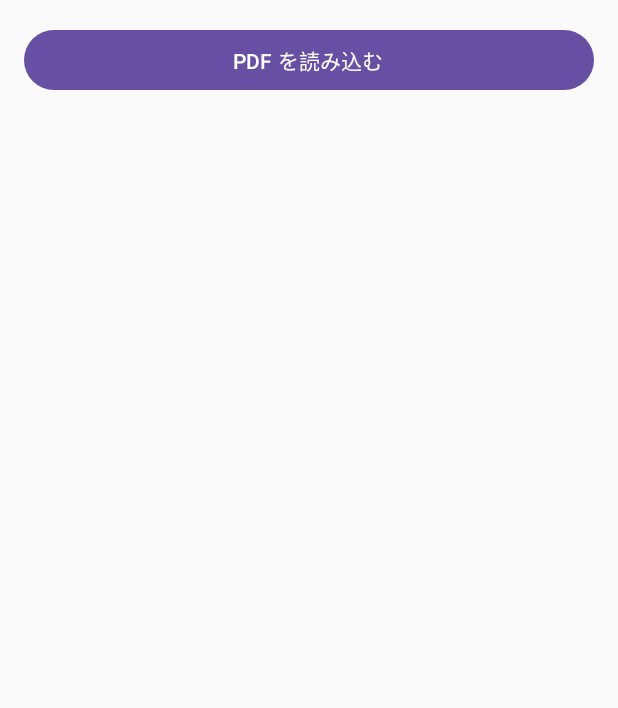
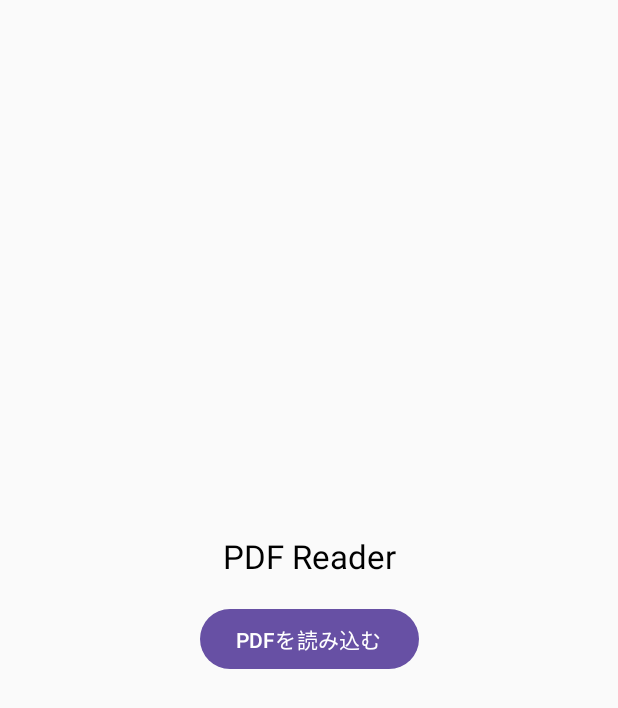
Before and after one commit to n-kazuyoshi268/code_lab, an Android app built with Jetpack Compose: the PDFReaderScreen screen opened through its navigation route, on a phone screen of 412 x 824 dp. Shown: the top 708 px of the screen. Run offline under Robolectric (Android 15) with nearby library versions, the phone set to English and light mode, and no system bars; libraries missing offline, so code that uses them is left out: org.apache.pdfbox.

Commit message:
現時点を格納

```diff
--- a/ipa-master/android-app/app/src/main/AndroidManifest.xml
+++ b/ipa-master/android-app/app/src/main/AndroidManifest.xml
@@ -1,6 +1,7 @@
 <?xml version="1.0" encoding="utf-8"?>
 <manifest xmlns:android="http://schemas.android.com/apk/res/android"
     xmlns:tools="http://schemas.android.com/tools">
+    <uses-permission android:name="android.permission.READ_EXTERNAL_STORAGE" />
 
     <application
         android:allowBackup="true"
--- a/ipa-master/android-app/app/src/main/java/com/example/android_app/navigation/AppNavigation.kt
+++ b/ipa-master/android-app/app/src/main/java/com/example/android_app/navigation/AppNavigation.kt
@@ -22,6 +22,6 @@ fun AppNavigation(navController: NavHostController, context: Context) {
             val questionId = backStackEntry.arguments?.getInt("questionId") ?: 0
             QuestionDetailScreen(questionId = questionId)
         }
-        composable("pdf_reader") { PDFReaderScreen(context) }
+        composable("pdf_reader") { PDFReaderScreen() }
     }
 }
--- a/ipa-master/android-app/app/src/main/java/com/example/android_app/ui/screens/PDFReaderScreen.kt
+++ b/ipa-master/android-app/app/src/main/java/com/example/android_app/ui/screens/PDFReaderScreen.kt
@@ -1,38 +1,74 @@
 package com.example.android_app.ui.screens
 
 import android.content.Context
+import android.net.Uri
 import android.util.Log
+import androidx.activity.compose.rememberLauncherForActivityResult
+import androidx.activity.result.contract.ActivityResultContracts
 import androidx.compose.foundation.layout.*
 import androidx.compose.material3.*
 import androidx.compose.runtime.*
+import androidx.compose.ui.Alignment
 import androidx.compose.ui.Modifier
+import androidx.compose.ui.platform.LocalContext
 import androidx.compose.ui.unit.dp
-import com.example.android_app.data.PDFParser
+import org.apache.pdfbox.pdmodel.PDDocument
+import org.apache.pdfbox.text.PDFTextStripper
+import java.io.InputStream
 
 @Composable
-fun PDFReaderScreen(context: Context) {
-    var pdfText by remember { mutableStateOf("") }
+fun PDFReaderScreen() {
+    var pdfContent by remember { mutableStateOf("") }
 
-    // PDF を読み込むボタン
+    // ファイルピッカーのランチャーをセットアップ
+    val context = LocalContext.current
+    val pdfPickerLauncher = rememberLauncherForActivityResult(
+        contract = ActivityResultContracts.OpenDocument()
+    ) { uri: Uri? ->
+        uri?.let {
+            pdfContent = readPdf(context, it) ?: "PDFを読み込めませんでした"
+        }
+    }
+
     Column(
         modifier = Modifier
             .fillMaxSize()
-            .padding(16.dp)
+            .padding(16.dp),
+        horizontalAlignment = Alignment.CenterHorizontally,
+        verticalArrangement = Arrangement.Center
     ) {
-        Button(
-            onClick = {
-                val text = PDFParser.parsePDF(context, "sample_question.pdf")
-                pdfText = text ?: "PDF の読み込みに失敗しました"
-                Log.d("PDFReader", pdfText)
-            },
-            modifier = Modifier.fillMaxWidth()
-        ) {
-            Text("PDF を読み込む")
+        Text(
+            text = "PDF Reader",
+            style = MaterialTheme.typography.titleLarge,
+            modifier = Modifier.padding(bottom = 16.dp)
+        )
+
+        Button(onClick = { pdfPickerLauncher.launch(arrayOf("application/pdf")) }) {
+            Text("PDFを読み込む")
         }
 
         Spacer(modifier = Modifier.height(16.dp))
 
-        // 読み込んだテキストを表示
-        Text(text = pdfText, modifier = Modifier.fillMaxWidth())
+        if (pdfContent.isNotEmpty()) {
+            Text(
+                text = pdfContent,
+                style = MaterialTheme.typography.bodyMedium,
+                modifier = Modifier.padding(top = 16.dp)
+            )
+        }
     }
 }
+
+fun readPdf(context: Context, uri: Uri): String? {
+    return try {
+        context.contentResolver.openInputStream(uri)?.use { inputStream ->
+            val document = PDDocument.load(inputStream)
+            val pdfText = PDFTextStripper().getText(document)
+            document.close()
+            pdfText
+        }
+    } catch (e: Exception) {
+        Log.e("PDFReader", "PDFの読み込みに失敗しました: ${e.message}")
+        null
+    }
+}
```
